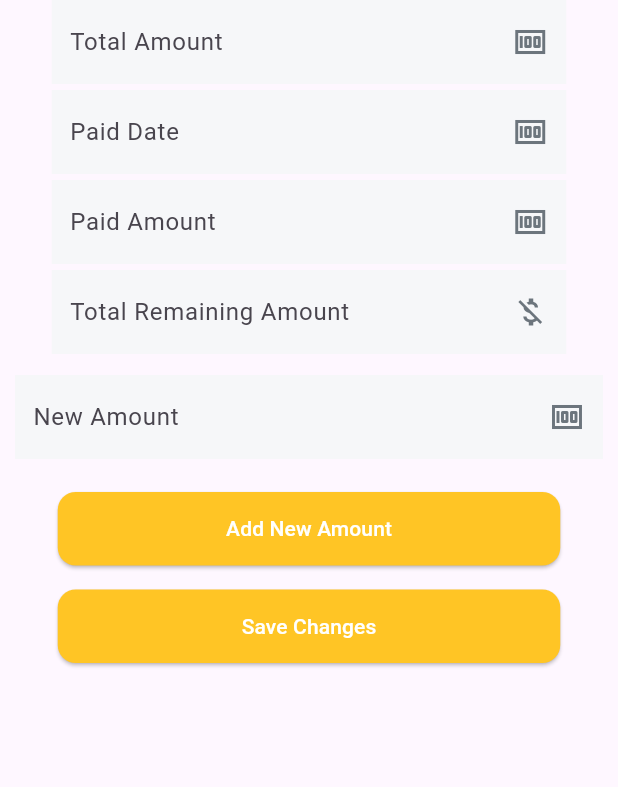
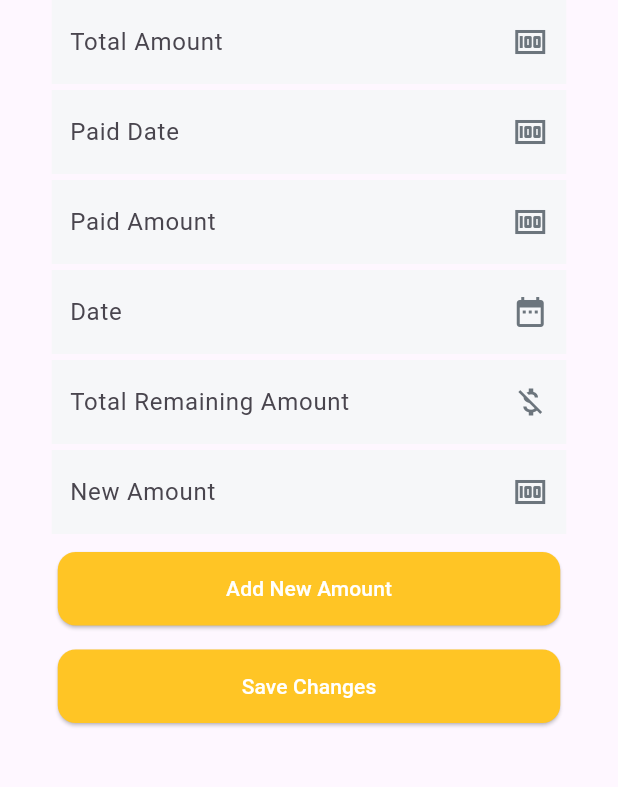
Before and after one commit to fwdAndroid/hallbooking, a Flutter app: the EditBooking screen opened directly with empty values, on a phone screen of 412 x 824 dp, the part 285-1072 px from its top. Run offline on Flutter 3.47's test engine with Material 3 defaults, Android fonts, the phone set to English and light mode, and no system bars; our stand-ins replace cloud_firestore, firebase_auth, firebase_core, google_fonts; accounts and stored records are empty; Roboto replaces fonts that are missing (Mulish).

Commit message:
Latgest code

```diff
--- a/lib/screens/booking/edit_booking.dart
+++ b/lib/screens/booking/edit_booking.dart
@@ -1,8 +1,10 @@
 import 'package:cloud_firestore/cloud_firestore.dart';
 import 'package:flutter/material.dart';
+import 'package:flutter/widgets.dart';
 import 'package:hallbooking/widgets/button.dart';
 import 'package:hallbooking/widgets/colors.dart';
 import 'package:hallbooking/widgets/textform.dart';
+import 'package:intl/intl.dart';
 
 class EditBooking extends StatefulWidget {
   final String uuid;
@@ -27,8 +29,10 @@ class _EditBookingState extends State<EditBooking> {
   TextEditingController _newAmountController = TextEditingController();
   TextEditingController _remainingAmountController = TextEditingController();
   TextEditingController _paidAmountController = TextEditingController();
+  TextEditingController dateController = TextEditingController();
   String updatedRemainingAmount = '';
   String? updatedPaidAmount;
+  DateTime selectedDate = DateTime.now(); //Start Date
 
   @override
   void initState() {
@@ -96,6 +100,14 @@ class _EditBookingState extends State<EditBooking> {
                 _buildAmountField("Total Amount", widget.totalAmount),
                 _buildAmountField("Paid Date", widget.eventStartDate),
                 _buildAmountField("Paid Amount", widget.paidAmount),
+                TextFormInputField(
+                  tap: () => _selectDate(context),
+                  labelText: "Date",
+                  controller: dateController,
+                  hintText: "Date",
+                  IconSuffix: Icons.date_range,
+                  textInputType: TextInputType.number,
+                ),
                 _buildRemainingAmountField(),
                 _buildNewAmountField(),
                 Padding(
@@ -114,7 +126,9 @@ class _EditBookingState extends State<EditBooking> {
                 ),
                 Padding(
                   padding: const EdgeInsets.all(8.0),
-                  child: SaveButton(
+                  child: isLoading
+                      ? CircularProgressIndicator()
+                      : SaveButton(
                           title: "Save Changes",
                           onTap: () async {
                             setState(() {
@@ -126,15 +140,16 @@ class _EditBookingState extends State<EditBooking> {
                                 .update({
                               "remainingAmount":
                                   int.parse(_remainingAmountController.text),
-                        "paidAmount": int.parse(_paidAmountController.text),
+                              "paidAmount":
+                                  int.parse(_paidAmountController.text),
                               "totalAmount": int.parse(widget.totalAmount)
                             });
                             setState(() {
                               isLoading = false;
                             });
 
-                      ScaffoldMessenger.of(context).showSnackBar(
-                          SnackBar(content: Text("Booking Details Updated")));
+                            ScaffoldMessenger.of(context).showSnackBar(SnackBar(
+                                content: Text("Booking Details Updated")));
                           },
                         ),
                 ),
@@ -169,21 +184,26 @@ class _EditBookingState extends State<EditBooking> {
   }
 
   Widget _buildNewAmountField() {
-    return Padding(
-      padding: const EdgeInsets.all(10),
-      child: Row(
-        children: [
-          Expanded(
-            child: TextFormInputField(
+    return TextFormInputField(
       labelText: "New Amount",
       controller: _newAmountController,
       hintText: "Enter new amount",
       IconSuffix: Icons.money,
       textInputType: TextInputType.number,
-            ),
-          ),
-        ],
-      ),
     );
   }
+
+  Future<void> _selectDate(BuildContext context) async {
+    final DateTime? picked = await showDatePicker(
+      context: context,
+      initialDate: selectedDate,
+      firstDate: DateTime.now(), // Set firstDate to today's date
+      lastDate: DateTime(2101),
+    );
+    if (picked != null && picked != selectedDate)
+      setState(() {
+        selectedDate = picked;
+        dateController.text = DateFormat('yyyy-MM-dd').format(picked);
+      });
   }
+}
--- a/lib/widgets/textform.dart
+++ b/lib/widgets/textform.dart
@@ -7,12 +7,13 @@ class TextFormInputField extends StatelessWidget {
   final bool isPass;
   final bool readOnly;
   final String hintText;
+  VoidCallback? tap;
   final String? labelText;
   final IconData? IconSuffix;
   final IconData? preFixICon;
   final TextInputType textInputType;
 
-  const TextFormInputField(
+  TextFormInputField(
       {Key? key,
       required this.controller,
       this.isPass = false,
@@ -20,6 +21,7 @@ class TextFormInputField extends StatelessWidget {
       this.IconSuffix,
       this.labelText,
       this.preFixICon,
+      this.tap,
       required this.hintText,
       required this.textInputType})
       : super(key: key);
@@ -30,6 +32,7 @@ class TextFormInputField extends StatelessWidget {
       width: 343,
       height: 60,
       child: TextField(
+        onTap: tap,
         readOnly: readOnly,
         decoration: InputDecoration(
           labelText: labelText,
```
Also changed, not shown: lib/screens/booking/show_booking.dart (+23 -2 lines), lib/screens/income/show_income.dart (+111 -8 lines), 1 other file. Lines whose indentation alone changed are shown as unchanged.
